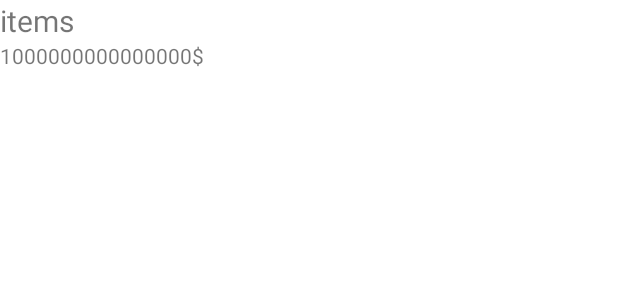
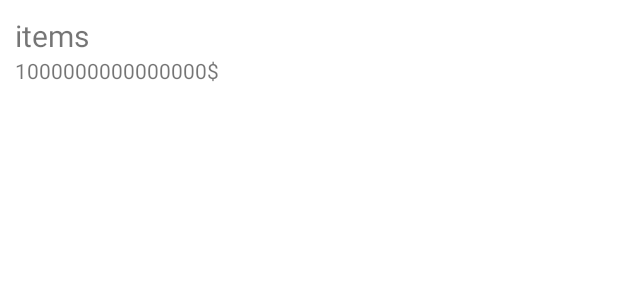
Before and after one commit to FelixDallaire/TP2_felix_gabriela, an Android app: the layout cart_item.xml on its own in the app's theme, with its tools: preview values and no code run, on a phone screen of 412 x 824 dp. Shown: the top 300 px of the screen. Run offline under Robolectric (Android 15) with nearby library versions, the phone set to English and light mode, and no system bars.

Commit message:
layout ajustement

```diff
--- a/Magasin/app/src/main/res/layout/cart_item.xml
+++ b/Magasin/app/src/main/res/layout/cart_item.xml
@@ -7,7 +7,8 @@
         <LinearLayout
             android:layout_width="match_parent"
             android:layout_height="match_parent"
-            android:orientation="vertical">
+            android:orientation="vertical"
+            android:layout_margin="10dp">
             <TextView
                 android:id="@+id/text_item"
                 android:layout_width="wrap_content"
--- a/Magasin/app/src/main/res/values/strings.xml
+++ b/Magasin/app/src/main/res/values/strings.xml
@@ -2,6 +2,7 @@
     <string name="app_name">Magasin</string>
     <string name="title_shop">Shop</string>
     <string name="title_cart">Cart</string>
-
     <string name="text_total_price">Prix total</string>
+    <string name="action_edit">Éditer</string>
+    <string name="action_delete">Supprimer</string>
 </resources>
```
Also changed, not shown: Magasin/app/src/main/res/layout/fragment_shop.xml (+6 -6 lines).
